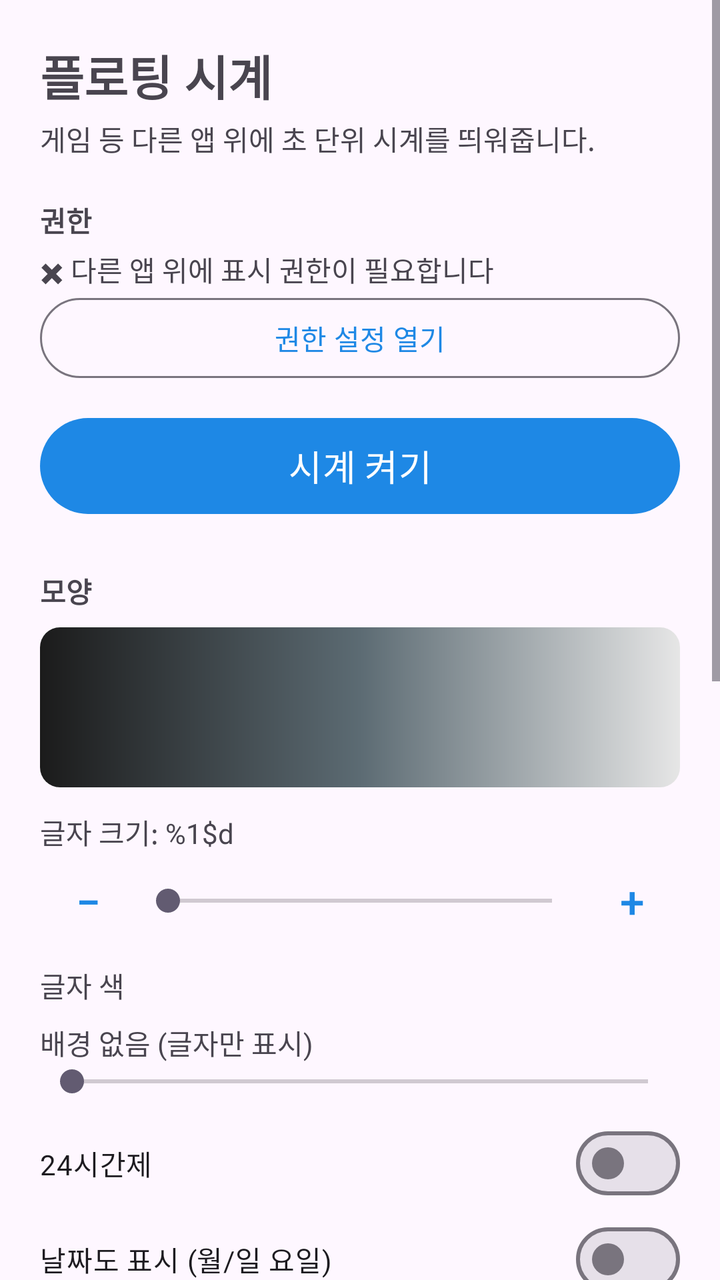
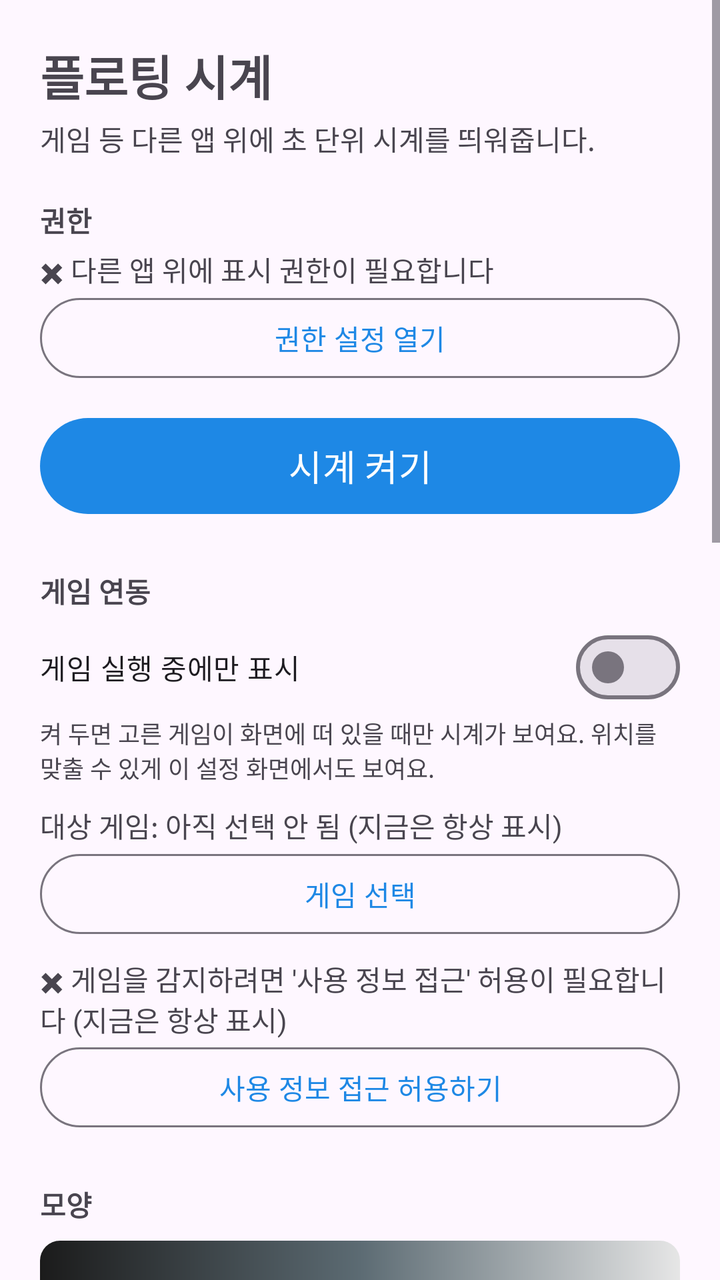

An Android layout rendered at two revisions. The XML below is the earlier revision; the diff shows what the commit changed to produce the second picture.
<!-- AndroidManifest.xml: application theme Theme.FloatingClock -->
<!-- res/layout/activity_main.xml -->
<?xml version="1.0" encoding="utf-8"?>
<ScrollView xmlns:android="http://schemas.android.com/apk/res/android"
    android:layout_width="match_parent"
    android:layout_height="match_parent"
    android:fillViewport="true">

    <LinearLayout
        android:layout_width="match_parent"
        android:layout_height="wrap_content"
        android:orientation="vertical"
        android:padding="20dp">

        <TextView
            android:layout_width="match_parent"
            android:layout_height="wrap_content"
            android:text="@string/app_name"
            android:textSize="24sp"
            android:textStyle="bold" />

        <TextView
            android:layout_width="match_parent"
            android:layout_height="wrap_content"
            android:layout_marginTop="4dp"
            android:text="@string/app_desc"
            android:textSize="14sp" />

        
        <TextView
            android:layout_width="match_parent"
            android:layout_height="wrap_content"
            android:layout_marginTop="20dp"
            android:text="@string/section_perm"
            android:textStyle="bold" />

        <TextView
            android:id="@+id/perm_state"
            android:layout_width="match_parent"
            android:layout_height="wrap_content"
            android:layout_marginTop="4dp"
            android:text="@string/perm_missing" />

        <Button
            android:id="@+id/btn_perm"
            style="@style/Widget.Material3.Button.OutlinedButton"
            android:layout_width="match_parent"
            android:layout_height="wrap_content"
            android:text="@string/grant_perm" />

        
        <Button
            android:id="@+id/btn_toggle"
            android:layout_width="match_parent"
            android:layout_height="56dp"
            android:layout_marginTop="12dp"
            android:text="@string/start_clock"
            android:textSize="18sp" />

        
        <TextView
            android:layout_width="match_parent"
            android:layout_height="wrap_content"
            android:layout_marginTop="24dp"
            android:text="@string/section_style"
            android:textStyle="bold" />

        <FrameLayout
            android:layout_width="match_parent"
            android:layout_height="80dp"
            android:layout_marginTop="8dp"
            android:background="@drawable/preview_bg"
            android:contentDescription="@string/preview">

            <TextView
                android:id="@+id/clock_preview"
                android:layout_width="wrap_content"
                android:layout_height="wrap_content"
                android:layout_gravity="center" />
        </FrameLayout>

        <TextView
            android:id="@+id/size_label"
            android:layout_width="match_parent"
            android:layout_height="wrap_content"
            android:layout_marginTop="12dp"
            android:text="@string/size_fmt" />

        <LinearLayout
            android:layout_width="match_parent"
            android:layout_height="wrap_content"
            android:gravity="center_vertical"
            android:orientation="horizontal">

            <Button
                android:id="@+id/btn_size_minus"
                style="@style/Widget.Material3.Button.TextButton"
                android:layout_width="48dp"
                android:layout_height="48dp"
                android:minWidth="0dp"
                android:padding="0dp"
                android:text="@string/minus"
                android:textSize="22sp" />

            <SeekBar
                android:id="@+id/seek_size"
                android:layout_width="0dp"
                android:layout_height="wrap_content"
                android:layout_weight="1" />

            <Button
                android:id="@+id/btn_size_plus"
                style="@style/Widget.Material3.Button.TextButton"
                android:layout_width="48dp"
                android:layout_height="48dp"
                android:minWidth="0dp"
                android:padding="0dp"
                android:text="@string/plus"
                android:textSize="22sp" />
        </LinearLayout>

        <TextView
            android:layout_width="match_parent"
            android:layout_height="wrap_content"
            android:layout_marginTop="8dp"
            android:text="@string/text_color" />

        
        <LinearLayout
            android:id="@+id/color_swatches"
            android:layout_width="match_parent"
            android:layout_height="wrap_content"
            android:orientation="vertical" />

        <TextView
            android:id="@+id/alpha_label"
            android:layout_width="match_parent"
            android:layout_height="wrap_content"
            android:layout_marginTop="8dp"
            android:text="@string/alpha_none" />

        <SeekBar
            android:id="@+id/seek_alpha"
            android:layout_width="match_parent"
            android:layout_height="wrap_content" />

        <com.google.android.material.materialswitch.MaterialSwitch
            android:id="@+id/sw_24h"
            android:layout_width="match_parent"
            android:layout_height="wrap_content"
            android:layout_marginTop="8dp"
            android:text="@string/use_24h" />

        <com.google.android.material.materialswitch.MaterialSwitch
            android:id="@+id/sw_date"
            android:layout_width="match_parent"
            android:layout_height="wrap_content"
            android:text="@string/show_date" />

        
        <TextView
            android:layout_width="match_parent"
            android:layout_height="wrap_content"
            android:layout_marginTop="24dp"
            android:text="@string/section_position"
            android:textStyle="bold" />

        <TextView
            android:layout_width="match_parent"
            android:layout_height="wrap_content"
            android:layout_marginTop="2dp"
            android:text="@string/position_hint"
            android:textSize="12sp" />

        <TextView
            android:id="@+id/pos_x_label"
            android:layout_width="match_parent"
            android:layout_height="wrap_content"
            android:layout_marginTop="8dp"
            android:text="@string/pos_x_fmt" />

        <SeekBar
            android:id="@+id/seek_pos_x"
            android:layout_width="match_parent"
            android:layout_height="wrap_content" />

        <TextView
            android:id="@+id/pos_y_label"
            android:layout_width="match_parent"
            android:layout_height="wrap_content"
            android:layout_marginTop="8dp"
            android:text="@string/pos_y_fmt" />

        <SeekBar
            android:id="@+id/seek_pos_y"
            android:layout_width="match_parent"
            android:layout_height="wrap_content" />

        <com.google.android.material.materialswitch.MaterialSwitch
            android:id="@+id/sw_lock"
            android:layout_width="match_parent"
            android:layout_height="wrap_content"
            android:text="@string/lock_position" />

        <Button
            android:id="@+id/btn_reset_pos"
            style="@style/Widget.Material3.Button.TextButton"
            android:layout_width="match_parent"
            android:layout_height="wrap_content"
            android:text="@string/reset_position" />

        <TextView
            android:layout_width="match_parent"
            android:layout_height="wrap_content"
            android:layout_marginTop="16dp"
            android:text="@string/tip"
            android:textSize="13sp" />

        
        <TextView
            android:layout_width="match_parent"
            android:layout_height="wrap_content"
            android:layout_marginTop="24dp"
            android:text="@string/section_update"
            android:textStyle="bold" />

        <TextView
            android:id="@+id/version_label"
            android:layout_width="match_parent"
            android:layout_height="wrap_content"
            android:layout_marginTop="4dp"
            android:text="@string/version_fmt" />

        <TextView
            android:id="@+id/update_state"
            android:layout_width="match_parent"
            android:layout_height="wrap_content"
            android:textSize="13sp" />

        <Button
            android:id="@+id/btn_update"
            style="@style/Widget.Material3.Button.OutlinedButton"
            android:layout_width="match_parent"
            android:layout_height="wrap_content"
            android:text="@string/check_update" />

        
        <TextView
            android:layout_width="match_parent"
            android:layout_height="wrap_content"
            android:layout_marginTop="24dp"
            android:layout_marginBottom="8dp"
            android:gravity="center"
            android:text="@string/credits"
            android:textSize="13sp" />
    </LinearLayout>
</ScrollView>
<!-- resources referenced by this layout -->
<resources>
  <!-- drawable preview_bg (drawable) -->
  <?xml version="1.0" encoding="utf-8"?>
  <shape xmlns:android="http://schemas.android.com/apk/res/android" android:shape="rectangle">
      <gradient
          android:angle="0"
          android:startColor="#1B1B1B"
          android:centerColor="#5C6B73"
          android:endColor="#E6E6E6" />
      <corners android:radius="10dp" />
  </shape>
  <string name="alpha_none">배경 없음 (글자만 표시)</string>
  <string name="app_desc">게임 등 다른 앱 위에 초 단위 시계를 띄워줍니다.</string>
  <string name="app_name">플로팅 시계</string>
  <string name="check_update">업데이트 확인</string>
  <string name="credits">제작: 퓨앙 (Sapphire)</string>
  <string name="grant_perm">권한 설정 열기</string>
  <string name="lock_position">위치 고정 (드래그 잠금)</string>
  <string name="minus">−</string>
  <string name="perm_missing">✖ 다른 앱 위에 표시 권한이 필요합니다</string>
  <string name="plus">+</string>
  <string name="pos_x_fmt">가로 (가운데 기준): %1$d</string>
  <string name="pos_y_fmt">위에서부터: %1$d</string>
  <string name="position_hint">시계를 직접 끌어도 되고, 상태바에 가려 안 잡히면 여기서 옮기세요.</string>
  <string name="preview">미리보기</string>
  <string name="reset_position">위치 초기화 (상태바 바로 아래 가운데)</string>
  <string name="section_perm">권한</string>
  <string name="section_position">위치</string>
  <string name="section_style">모양</string>
  <string name="section_update">업데이트</string>
  <string name="show_date">날짜도 표시 (월/일 요일)</string>
  <string name="size_fmt">글자 크기: %1$d</string>
  <string name="start_clock">시계 켜기</string>
  <string name="text_color">글자 색</string>
  <string name="tip">팁: 게임 중에 터치가 시계에 막히면 \'위치 고정\'을 켜 두세요. 시계가 안 보이면 설정 → 앱 → 플로팅 시계 → 배터리를 \'제한 없음\'으로 바꿔 주세요.</string>
  <string name="use_24h">24시간제</string>
  <string name="version_fmt">현재 버전: v%1$s</string>
  <style name="Theme.FloatingClock" parent="Theme.Material3.DayNight.NoActionBar">
          <item name="colorPrimary">#1E88E5</item>
          <item name="colorOnPrimary">#FFFFFF</item>
      </style>
</resources>

<!-- the commit's change to res/layout/activity_main.xml (unified diff, before → after) -->
@@ -54,6 +54,62 @@
             android:layout_marginTop="12dp"
             android:text="@string/start_clock"
             android:textSize="18sp" />
+
+        
+        <TextView
+            android:layout_width="match_parent"
+            android:layout_height="wrap_content"
+            android:layout_marginTop="24dp"
+            android:text="@string/section_game"
+            android:textStyle="bold" />
+
+        <com.google.android.material.materialswitch.MaterialSwitch
+            android:id="@+id/sw_game_only"
+            android:layout_width="match_parent"
+            android:layout_height="wrap_content"
+            android:layout_marginTop="4dp"
+            android:text="@string/game_only" />
+
+        <TextView
+            android:layout_width="match_parent"
+            android:layout_height="wrap_content"
+            android:text="@string/game_only_hint"
+            android:textSize="12sp" />
+
+        <LinearLayout
+            android:id="@+id/game_group"
+            android:layout_width="match_parent"
+            android:layout_height="wrap_content"
+            android:orientation="vertical">
+
+            <TextView
+                android:id="@+id/game_target"
+                android:layout_width="match_parent"
+                android:layout_height="wrap_content"
+                android:layout_marginTop="10dp"
+                android:text="@string/game_target_none" />
+
+            <Button
+                android:id="@+id/btn_pick_game"
+                style="@style/Widget.Material3.Button.OutlinedButton"
+                android:layout_width="match_parent"
+                android:layout_height="wrap_content"
+                android:text="@string/pick_game" />
+
+            <TextView
+                android:id="@+id/usage_state"
+                android:layout_width="match_parent"
+                android:layout_height="wrap_content"
+                android:layout_marginTop="8dp"
+                android:text="@string/usage_missing" />
+
+            <Button
+                android:id="@+id/btn_usage_perm"
+                style="@style/Widget.Material3.Button.OutlinedButton"
+                android:layout_width="match_parent"
+                android:layout_height="wrap_content"
+                android:text="@string/grant_usage" />
+        </LinearLayout>
 
         
         <TextView
<!-- resource entries referenced after the edit -->
@@ -15,16 +15,22 @@
   <string name="app_name">플로팅 시계</string>
   <string name="check_update">업데이트 확인</string>
   <string name="credits">제작: 퓨앙 (Sapphire)</string>
+  <string name="game_only">게임 실행 중에만 표시</string>
+  <string name="game_only_hint">켜 두면 고른 게임이 화면에 떠 있을 때만 시계가 보여요. 위치를 맞출 수 있게 이 설정 화면에서도 보여요.</string>
+  <string name="game_target_none">대상 게임: 아직 선택 안 됨 (지금은 항상 표시)</string>
   <string name="grant_perm">권한 설정 열기</string>
+  <string name="grant_usage">사용 정보 접근 허용하기</string>
   <string name="lock_position">위치 고정 (드래그 잠금)</string>
   <string name="minus">−</string>
   <string name="perm_missing">✖ 다른 앱 위에 표시 권한이 필요합니다</string>
+  <string name="pick_game">게임 선택</string>
   <string name="plus">+</string>
   <string name="pos_x_fmt">가로 (가운데 기준): %1$d</string>
   <string name="pos_y_fmt">위에서부터: %1$d</string>
   <string name="position_hint">시계를 직접 끌어도 되고, 상태바에 가려 안 잡히면 여기서 옮기세요.</string>
   <string name="preview">미리보기</string>
   <string name="reset_position">위치 초기화 (상태바 바로 아래 가운데)</string>
+  <string name="section_game">게임 연동</string>
   <string name="section_perm">권한</string>
   <string name="section_position">위치</string>
   <string name="section_style">모양</string>
@@ -34,6 +40,7 @@
   <string name="start_clock">시계 켜기</string>
   <string name="text_color">글자 색</string>
   <string name="tip">팁: 게임 중에 터치가 시계에 막히면 \'위치 고정\'을 켜 두세요. 시계가 안 보이면 설정 → 앱 → 플로팅 시계 → 배터리를 \'제한 없음\'으로 바꿔 주세요.</string>
+  <string name="usage_missing">✖ 게임을 감지하려면 \'사용 정보 접근\' 허용이 필요합니다 (지금은 항상 표시)</string>
   <string name="use_24h">24시간제</string>
   <string name="version_fmt">현재 버전: v%1$s</string>
   <style name="Theme.FloatingClock" parent="Theme.Material3.DayNight.NoActionBar">
